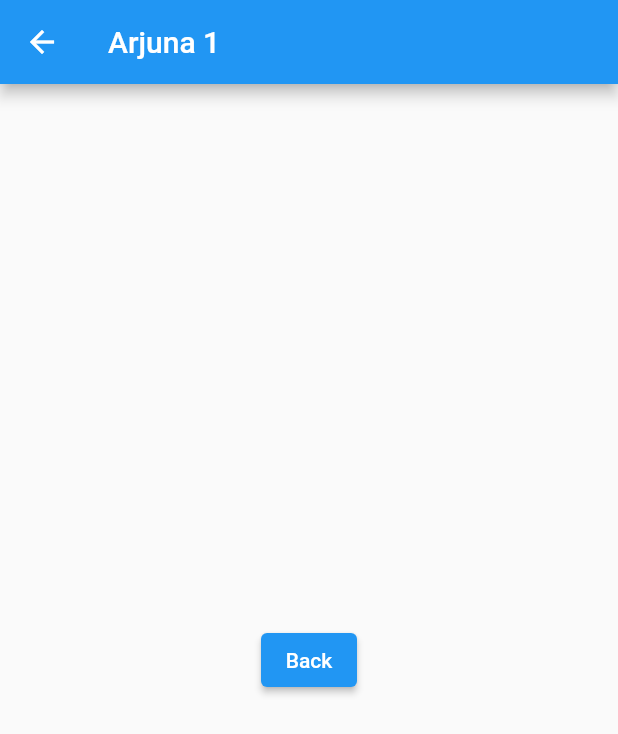
After one commit to asarisoft/flutter_arjuna, a Flutter app: the screen it shows after launch, after a tap on "Ncc Access", on a phone screen of 412 x 824 dp. The commit adds this screen. Shown: the top 734 px of the screen. Run offline on Flutter 3.47's test engine with Material 2 defaults, Android fonts, the phone set to English and light mode, and no system bars.

Commit message:
split pages

```diff
--- /dev/null
+++ b/lib/home_page.dart
@@ -0,0 +1,33 @@
+import 'package:flutter/material.dart';
+import 'ncc_access.dart';
+import 'percipio_access.dart';
+
+class MyHomePage extends StatelessWidget {
+  @override
+  Widget build(BuildContext context) {
+    return Scaffold(
+      appBar: AppBar(
+        title: Text('Halaman Pertama'),
+      ),
+      body: Center(
+        child: Column(
+          mainAxisAlignment: MainAxisAlignment.spaceEvenly,
+          children: [
+            ElevatedButton(
+              onPressed: () {
+                Navigator.push(context, MaterialPageRoute(builder: (_) => NccAcccess()));
+              },
+              child: Text('Ncc Access'),
+            ),
+            ElevatedButton(
+              onPressed: () {
+                Navigator.push(context, MaterialPageRoute(builder: (_) => PercipioAccess()));
+              },
+              child: Text('Percipio Access'),
+            ),
+          ],
+        ),
+      ),
+    );
+  }
+}
--- /dev/null
+++ b/lib/ncc_access.dart
@@ -0,0 +1,20 @@
+import 'package:flutter/material.dart';
+
+class NccAcccess extends StatelessWidget {
+  @override
+  Widget build(BuildContext context) {
+    return Scaffold(
+      appBar: AppBar(
+        title: Text('Arjuna 1'),
+      ),
+      body: Center(
+        child: ElevatedButton(
+          onPressed: () {
+            Navigator.pop(context);
+          },
+          child: Text('Back'),
+        ),
+      ),
+    );
+  }
+}
```
Also changed, not shown: lib/main.dart (+2 -75 lines), lib/percipio_access.dart (added, +20 -0 lines).
